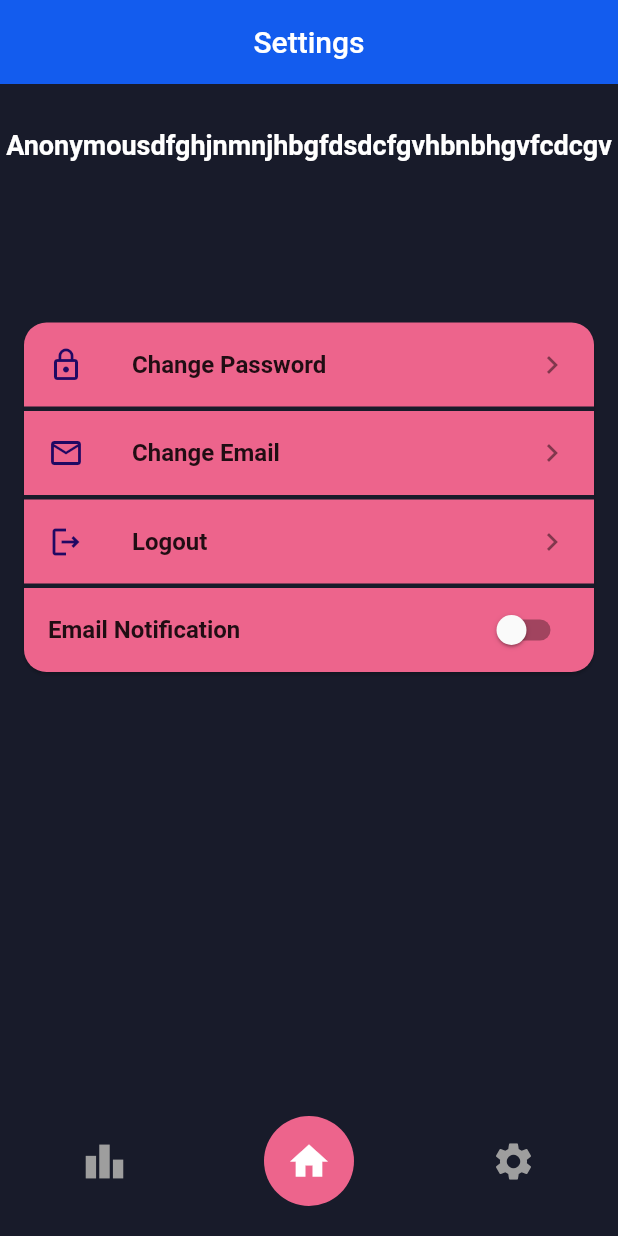
After one commit to AnonymousXsn/sd_app, a Flutter app: the SettingsPage screen opened directly, on a phone screen of 412 x 824 dp. The commit adds this screen. Run offline on Flutter 3.47's test engine with Material 2 defaults, Android fonts, the light colour scheme and no system bars; drawn by our look-alikes of auto_size_text.

Commit message:
added settings page

```diff
--- a/lib/home.dart
+++ b/lib/home.dart
@@ -1,6 +1,7 @@
 import 'package:flutter/material.dart';
 import 'package:sd_app/pages/bottomnavigation.dart';
 import 'package:sd_app/pages/cards.dart';
+import 'package:sd_app/pages/settings.dart';
 
 
 
@@ -34,7 +35,7 @@ class _MyHomePageState extends State<MyHomePage> {
                 SizedBox(
                   height: height*0.02,
                 ),
-                const card(),
+                new card(),
                 Row(
                   mainAxisAlignment: MainAxisAlignment.center,
 
--- a/lib/main.dart
+++ b/lib/main.dart
@@ -1,4 +1,5 @@
 import 'package:flutter/material.dart';
+import 'package:sd_app/pages/settings.dart';
 
 import 'home.dart';
 
--- a/lib/pages/bottomnavigation.dart
+++ b/lib/pages/bottomnavigation.dart
@@ -1,6 +1,7 @@
 import 'package:flutter/material.dart';
 import 'package:sd_app/pages/leaderboard.dart';
 import 'package:sd_app/home.dart';
+import 'package:sd_app/pages/settings.dart';
 
 
 class bottomnavigationBar extends StatelessWidget {
@@ -51,7 +52,13 @@ class bottomnavigationBar extends StatelessWidget {
           ),
 
           IconButton(
-              onPressed: () {},
+              onPressed: () {
+                Navigator.pushAndRemoveUntil(
+                  context,
+                  MaterialPageRoute(builder: (context) => SettingsPage()),
+                      (Route<dynamic> route) => false,
+                );
+              },
               icon: const Icon(Icons.settings, color: Colors.grey, size: 30)),
         ],
       ),
--- a/lib/pages/leaderboard.dart
+++ b/lib/pages/leaderboard.dart
@@ -21,6 +21,7 @@ class _LeaderBoardPageState extends State<LeaderBoardPage> {
         appBar: AppBar(
           title: const Text("LeaderBoard"),
           backgroundColor: const Color(0xFF135CEE),
+          centerTitle: true,
           elevation: 0,
         ),
         body: SingleChildScrollView(
@@ -45,7 +46,7 @@ class _LeaderBoardPageState extends State<LeaderBoardPage> {
     ),
 
 
-       bottomNavigationBar: const bottomnavigationBar()
+    bottomNavigationBar: const bottomnavigationBar()
 
 
     );
--- /dev/null
+++ b/lib/pages/settings.dart
@@ -0,0 +1,109 @@
+import 'package:flutter/material.dart';
+import 'package:sd_app/pages/bottomnavigation.dart';
+import 'package:auto_size_text/auto_size_text.dart';
+
+
+
+class SettingsPage extends StatefulWidget {
+  const SettingsPage({Key? key}) : super(key: key);
+
+
+  @override
+  State<SettingsPage> createState() => _SettingsPageState();
+}
+
+class _SettingsPageState extends State<SettingsPage> {
+
+  @override
+  Widget build(BuildContext context){
+    var width = MediaQuery.of(context).size.width;
+    var height  = MediaQuery.of(context).size.height;
+    bool EmailNotification = false;
+
+    return Scaffold(
+      backgroundColor: const Color(0xFF181B2A), //0xFF181B2A
+      appBar: AppBar(
+        title: const Text("Settings"),
+        backgroundColor: const Color(0xFF135CEE),
+        centerTitle: true,
+        elevation: 0,
+      ),
+      body: SafeArea(
+        child: Column(
+          crossAxisAlignment: CrossAxisAlignment.start,
+          children: <Widget>[
+            const SizedBox(
+              height: 30,
+            ),
+            const Center(
+              child: AutoSizeText("Anonymousdfghjnmnjhbgfdsdcfgvhbnbhgvfcdcgv", style: TextStyle(fontSize: 60, color: Color(0xFFFFFFFF), fontWeight: FontWeight.bold),maxLines: 1),
+            ),
+            const SizedBox(
+              height: 100,
+            ),
+            Card(
+              margin: const EdgeInsets.fromLTRB(16, 8, 16, 8),
+              shape: RoundedRectangleBorder(borderRadius: BorderRadius.circular((15))),
+              color: Color(0xFFED648C),
+              child: Column(
+                children: <Widget>[
+                  ListTile(
+                    title: const Text("Change Password", style: TextStyle(fontWeight: FontWeight.bold),),
+                    leading: const Icon(Icons.lock_outline, color: Color(0xFF200863),),
+                    trailing: const Icon(Icons.keyboard_arrow_right),
+                    onTap: () => {},
+                  ),
+
+                  Container(
+                    width: double.infinity,
+                    height: 3,
+                    color: Color(0xFF181B2A),
+                  ),
+
+                  ListTile(
+                    title: const Text("Change Email", style: TextStyle(fontWeight: FontWeight.bold)),
+                    leading: const Icon(Icons.mail_outline, color: Color(0xFF200863),),
+                    trailing: const Icon(Icons.keyboard_arrow_right),
+                    onTap: () => {},
+                  ),
+                  Container(
+                    width: double.infinity,
+                    height: 3,
+                    color: Color(0xFF181B2A),
+                  ),
+                  ListTile(
+                    title: const Text("Logout", style: TextStyle(fontWeight: FontWeight.bold)),
+                    leading: const Icon(Icons.logout_outlined, color: Color(0xFF200863),),
+                    trailing: const Icon(Icons.keyboard_arrow_right),
+                    onTap: () => {},
+
+                  ),
+                  Container(
+                    width: double.infinity,
+                    height: 3,
+                    color: Color(0xFF181B2A),
+                  ),
+                  SwitchListTile(
+                    title: const Text("Email Notification", style: TextStyle(fontWeight: FontWeight.bold)),
+                    value: EmailNotification,
+                    onChanged: (bool val) => {
+                      setState(() => EmailNotification = val),
+                    },
+                    activeColor: const Color(0xFF181B2A),
+
+
+                  ),
+                ],
+              )
+            )
+          ],
+        ),
+      ),
+      bottomNavigationBar: bottomnavigationBar(),
+    );
+
+
+
+  }
+
+}
--- a/pubspec.yaml
+++ b/pubspec.yaml
@@ -39,6 +39,8 @@ dependencies:
   supercharged: ^2.1.1
   hexcolor: ^2.0.5
   motion_tab_bar: ^0.1.5
+  flutter_settings_screens: ^0.2.2+1
+  auto_size_text: ^3.0.0
 
 dev_dependencies:
   flutter_test:
```
Also changed, not shown: pubspec.lock.
